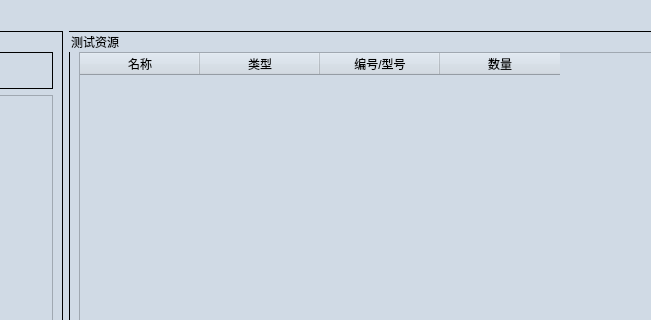
The window that ui/router/Router.ui (gaoxingyu-hub/HUA54testframework) describes before a commit, drawn with Qt 5; both pictures show x 213 to 864 and y 0 to 320 of the 980 by 980 pixel window.
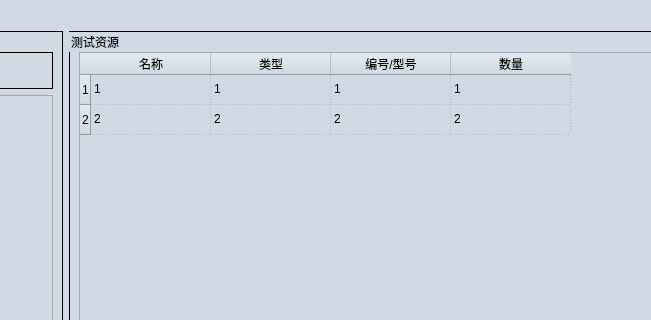
The same window after the commit. Icons and pictures are not drawn.

Diff of the .ui file:
```diff
--- a/ui/router/Router.ui
+++ b/ui/router/Router.ui
@@ -239,12 +239,40 @@
              <property name="gridStyle">
               <enum>Qt::DotLine</enum>
              </property>
+             <attribute name="horizontalHeaderVisible">
+              <bool>true</bool>
+             </attribute>
              <attribute name="horizontalHeaderCascadingSectionResizes">
               <bool>true</bool>
              </attribute>
              <attribute name="horizontalHeaderDefaultSectionSize">
               <number>120</number>
              </attribute>
+             <attribute name="verticalHeaderVisible">
+              <bool>true</bool>
+             </attribute>
+             <attribute name="verticalHeaderCascadingSectionResizes">
+              <bool>false</bool>
+             </attribute>
+             <attribute name="verticalHeaderMinimumSectionSize">
+              <number>25</number>
+             </attribute>
+             <attribute name="verticalHeaderShowSortIndicator" stdset="0">
+              <bool>false</bool>
+             </attribute>
+             <attribute name="verticalHeaderStretchLastSection">
+              <bool>false</bool>
+             </attribute>
+             <row>
+              <property name="text">
+               <string>1</string>
+              </property>
+             </row>
+             <row>
+              <property name="text">
+               <string>2</string>
+              </property>
+             </row>
              <column>
               <property name="text">
                <string>名称</string>
@@ -265,6 +293,46 @@
                <string>数量</string>
               </property>
              </column>
+             <item row="0" column="0">
+              <property name="text">
+               <string>1</string>
+              </property>
+             </item>
+             <item row="0" column="1">
+              <property name="text">
+               <string>1</string>
+              </property>
+             </item>
+             <item row="0" column="2">
+              <property name="text">
+               <string>1</string>
+              </property>
+             </item>
+             <item row="0" column="3">
+              <property name="text">
+               <string>1</string>
+              </property>
+             </item>
+             <item row="1" column="0">
+              <property name="text">
+               <string>2</string>
+              </property>
+             </item>
+             <item row="1" column="1">
+              <property name="text">
+               <string>2</string>
+              </property>
+             </item>
+             <item row="1" column="2">
+              <property name="text">
+               <string>2</string>
+              </property>
+             </item>
+             <item row="1" column="3">
+              <property name="text">
+               <string>2</string>
+              </property>
+             </item>
             </widget>
            </item>
           </layout>
```
